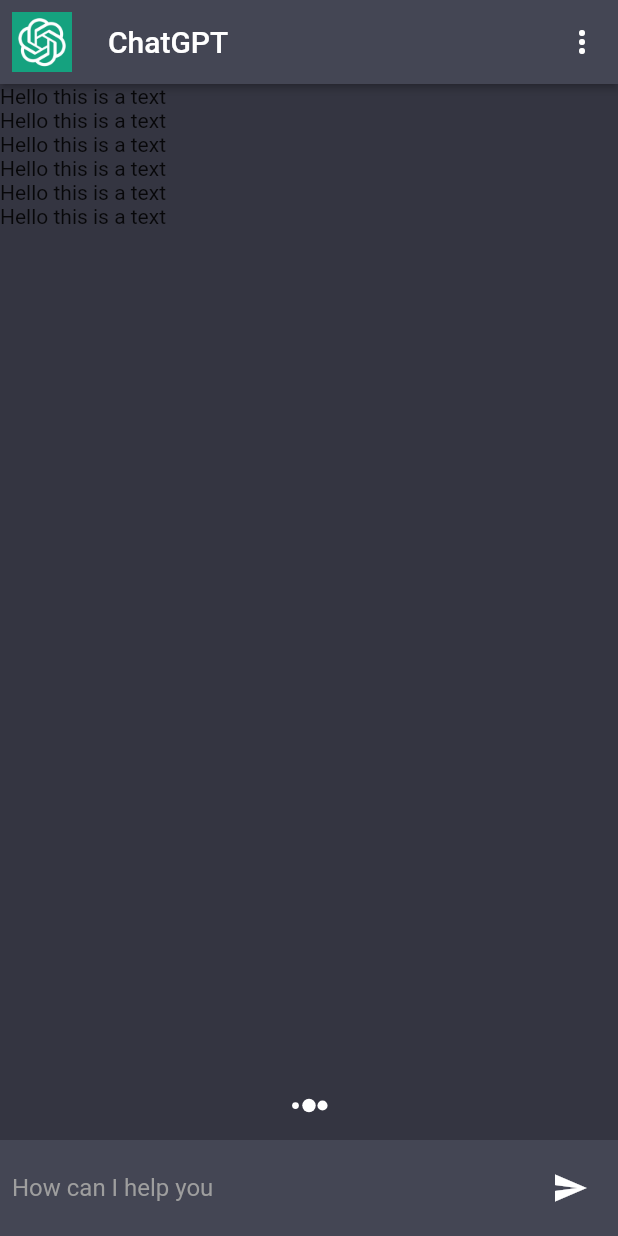
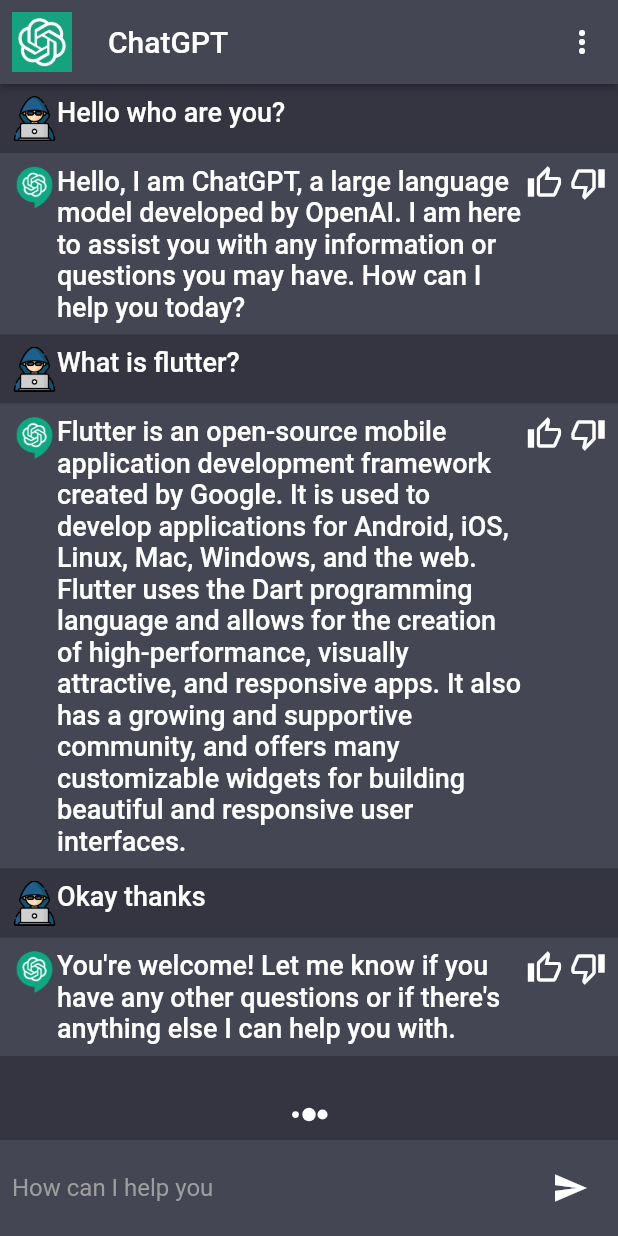
Before and after one commit to pshanmukha/chat_gpt, a Flutter app: the screen it shows after launch, on a phone screen of 412 x 824 dp. Run offline on Flutter 3.47's test engine with Material 2 defaults, Android fonts, the phone set to English and light mode, and no system bars; our stand-ins replace flutter_spinkit.

Commit message:
UI build, added models api services

```diff
--- a/lib/constants/constants.dart
+++ b/lib/constants/constants.dart
@@ -2,3 +2,58 @@ import 'package:flutter/material.dart';
 
 Color scaffoldBackgroundColor = const Color(0xFF343541);
 Color cardColor = const Color(0xFF444654);
+
+ String auth = "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";
+
+// List<String> models = [
+//   'Model1',
+//   'Model2',
+//   'Model3',
+//   'Model4',
+//   'Model5',
+//   'Model6',
+// ];
+
+// List<DropdownMenuItem<String>>? get getModelsItem {
+//   List<DropdownMenuItem<String>>? modelsItems =
+//       List<DropdownMenuItem<String>>.generate(
+//           models.length,
+//           (index) => DropdownMenuItem(
+//                 value: models[index],
+//                 child: TextWidget(
+//                   label: models[index],
+//                   fontSize: 15,
+//                 ),
+//               ));
+//   return modelsItems;
+// }
+
+final chatMessages = [
+  {
+    "msg": "Hello who are you?",
+    "chatIndex": 0,
+  },
+  {
+    "msg":
+        "Hello, I am ChatGPT, a large language model developed by OpenAI. I am here to assist you with any information or questions you may have. How can I help you today?",
+    "chatIndex": 1,
+  },
+  {
+    "msg": "What is flutter?",
+    "chatIndex": 0,
+  },
+  {
+    "msg":
+        "Flutter is an open-source mobile application development framework created by Google. It is used to develop applications for Android, iOS, Linux, Mac, Windows, and the web. Flutter uses the Dart programming language and allows for the creation of high-performance, visually attractive, and responsive apps. It also has a growing and supportive community, and offers many customizable widgets for building beautiful and responsive user interfaces.",
+    "chatIndex": 1,
+  },
+  {
+    "msg": "Okay thanks",
+    "chatIndex": 0,
+  },
+  {
+    "msg":
+        "You're welcome! Let me know if you have any other questions or if there's anything else I can help you with.",
+    "chatIndex": 1,
+  },
+];
--- a/lib/main.dart
+++ b/lib/main.dart
@@ -1,6 +1,8 @@
 import 'package:chat_gpt/constants/constants.dart';
+import 'package:chat_gpt/providers/models_provider.dart';
 import 'package:chat_gpt/screens/chat_screen.dart';
 import 'package:flutter/material.dart';
+import 'package:provider/provider.dart';
 
 void main() {
   runApp(const MyApp());
@@ -12,16 +14,22 @@ class MyApp extends StatelessWidget {
   // This widget is the root of your application.
   @override
   Widget build(BuildContext context) {
-    return MaterialApp(
-      title: 'Flutter Demo',
-      debugShowCheckedModeBanner: false,
-      theme: ThemeData(
-        scaffoldBackgroundColor: scaffoldBackgroundColor,
-        appBarTheme: AppBarTheme(
-          color: cardColor,
+    return MultiProvider(
+      providers: [
+        ChangeNotifierProvider(
+          create: (_) => ModelsProvider(),
         )
+      ],
+      child: MaterialApp(
+        title: 'Flutter Demo',
+        debugShowCheckedModeBanner: false,
+        theme: ThemeData(
+            scaffoldBackgroundColor: scaffoldBackgroundColor,
+            appBarTheme: AppBarTheme(
+              color: cardColor,
+            )),
+        home: const ChatScreen(),
       ),
-      home: const ChatScreen(),
     );
   }
 }
--- /dev/null
+++ b/lib/models/models_model.dart
@@ -0,0 +1,21 @@
+class ModelsModel {
+  final String id;
+  final String root;
+  final int  created;
+
+  ModelsModel({
+    required this.id,
+    required this.root,
+    required this.created,
+  });
+
+  factory ModelsModel.fromJson(Map<String, dynamic> json) => ModelsModel(
+        id: json["id"],
+        root: json["root"],
+        created: json["created"],
+      );
+
+  static List<ModelsModel> modelsFromSnapshot(List modelSnapshot) {
+    return modelSnapshot.map((data) => ModelsModel.fromJson(data)).toList();
+  }
+}
--- /dev/null
+++ b/lib/providers/models_provider.dart
@@ -0,0 +1,21 @@
+import 'package:chat_gpt/models/models_model.dart';
+import 'package:chat_gpt/services/api_service.dart';
+import 'package:flutter/material.dart';
+
+class ModelsProvider with ChangeNotifier {
+  List<ModelsModel> _modelsLIst = [];
+  List<ModelsModel> get getModelsList => _modelsLIst;
+
+  String currentModel = "text-davinci-003";
+  String get getCurrentModel => currentModel;
+
+  void setCurrentModel(String newModel) {
+    currentModel = newModel;
+    ChangeNotifier();
+  }
+
+  Future<List<ModelsModel>> getAllModels() async {
+    _modelsLIst = await ApiServices.getModels();
+    return _modelsLIst;
+  }
+}
--- a/lib/screens/chat_screen.dart
+++ b/lib/screens/chat_screen.dart
@@ -1,5 +1,10 @@
+import 'dart:developer';
+
 import 'package:chat_gpt/constants/constants.dart';
+import 'package:chat_gpt/services/api_service.dart';
 import 'package:chat_gpt/services/assets_manager.dart';
+import 'package:chat_gpt/services/services.dart';
+import 'package:chat_gpt/widgets/chat_widget.dart';
 import 'package:flutter/material.dart';
 import 'package:flutter_spinkit/flutter_spinkit.dart';
 
@@ -32,7 +37,9 @@ class _ChatScreenState extends State<ChatScreen> {
         title: const Text("ChatGPT"),
         actions: [
           IconButton(
-            onPressed: () {},
+            onPressed: () async {
+              await Services.showModalSheet(context: context);
+            },
             icon: const Icon(
               Icons.more_vert_rounded,
               color: Colors.white,
@@ -47,7 +54,11 @@ class _ChatScreenState extends State<ChatScreen> {
               child: ListView.builder(
                   itemCount: 6,
                   itemBuilder: (context, index) {
-                    return const Text("Hello this is a text");
+                    return ChatWidget(
+                      msg: chatMessages[index]['msg'].toString(),
+                      chatIndex: int.parse(
+                          chatMessages[index]['chatIndex'].toString()),
+                    );
                   }),
             ),
             if (_isTyping) ...[
@@ -56,7 +67,7 @@ class _ChatScreenState extends State<ChatScreen> {
                 size: 18,
               ),
               const SizedBox(
-                height: 14,
+                height: 8,
               ),
               Material(
                 color: cardColor,
@@ -80,7 +91,13 @@ class _ChatScreenState extends State<ChatScreen> {
                         ),
                       ),
                       IconButton(
-                        onPressed: () {},
+                        onPressed: () async {
+                          try {
+                            await ApiServices.getModels();
+                          } catch (err) {
+                            log(err.toString());
+                          }
+                        },
                         icon: const Icon(
                           Icons.send,
                           color: Colors.white,
--- /dev/null
+++ b/lib/services/api_consts.dart
@@ -0,0 +1,2 @@
+String BASE_URL = "https://api.openai.com/v1";
+String API_KEY = "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";
--- /dev/null
+++ b/lib/widgets/chat_widget.dart
@@ -0,0 +1,62 @@
+import 'package:chat_gpt/constants/constants.dart';
+import 'package:chat_gpt/services/assets_manager.dart';
+import 'package:chat_gpt/widgets/text_widget.dart';
+import 'package:flutter/material.dart';
+
+class ChatWidget extends StatelessWidget {
+  const ChatWidget({Key? key, required this.msg, required this.chatIndex})
+      : super(key: key);
+
+  final String msg;
+  final int chatIndex;
+  @override
+  Widget build(BuildContext context) {
+    return Column(
+      children: [
+        Material(
+          color: chatIndex == 0 ? scaffoldBackgroundColor : cardColor,
+          child: Padding(
+            padding: const EdgeInsets.all(8.0),
+            child: Row(
+              crossAxisAlignment: CrossAxisAlignment.start,
+              children: [
+                Image.asset(
+                  chatIndex == 0
+                      ? AssetsManager.userImage
+                      : AssetsManager.botImage,
+                  height: 30,
+                  width: 30,
+                ),
+                const SizedBox(
+                  height: 8,
+                ),
+                Expanded(
+                  child: TextWidget(
+                    label: msg,
+                  ),
+                ),
+                chatIndex == 0
+                    ? const SizedBox.shrink()
+                    : Row(
+                        children: const [
+                          Icon(
+                            Icons.thumb_up_alt_outlined,
+                            color: Colors.white,
+                          ),
+                          SizedBox(
+                            width: 5,
+                          ),
+                          Icon(
+                            Icons.thumb_down_alt_outlined,
+                            color: Colors.white,
+                          )
+                        ],
+                      )
+              ],
+            ),
+          ),
+        ),
+      ],
+    );
+  }
+}
--- /dev/null
+++ b/lib/widgets/text_widget.dart
@@ -0,0 +1,28 @@
+import 'package:flutter/material.dart';
+
+class TextWidget extends StatelessWidget {
+  const TextWidget(
+      {Key? key,
+      required this.label,
+      this.fontSize = 18,
+      this.color,
+      this.fontWeight})
+      : super(key: key);
+
+  final String label;
+  final double fontSize;
+  final Color? color;
+  final FontWeight? fontWeight;
+
+  @override
+  Widget build(BuildContext context) {
+    return Text(
+      label,
+      style: TextStyle(
+        color: color ?? Colors.white,
+        fontSize: fontSize,
+        fontWeight: fontWeight ?? FontWeight.w500,
+      ),
+    );
+  }
+}
```
Also changed, not shown: lib/services/api_service.dart (added, +34 -0 lines), lib/services/services.dart (added, +37 -0 lines), lib/widgets/drop_down.dart (added, +58 -0 lines).
